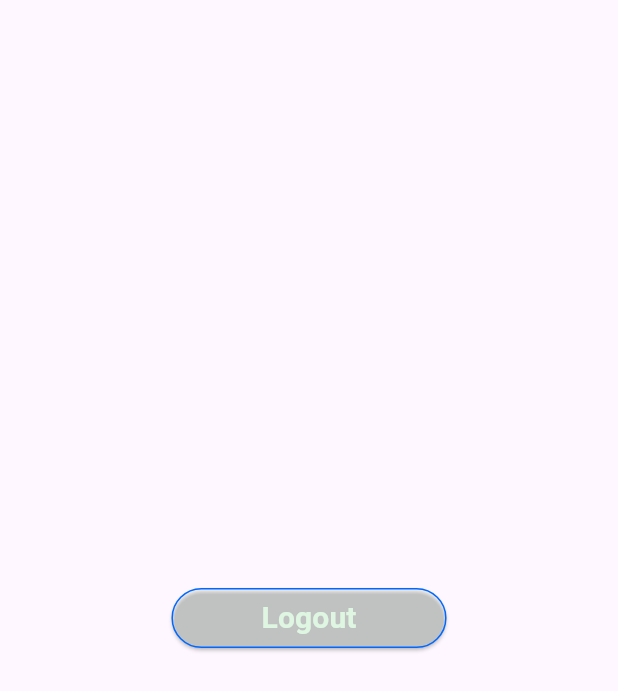
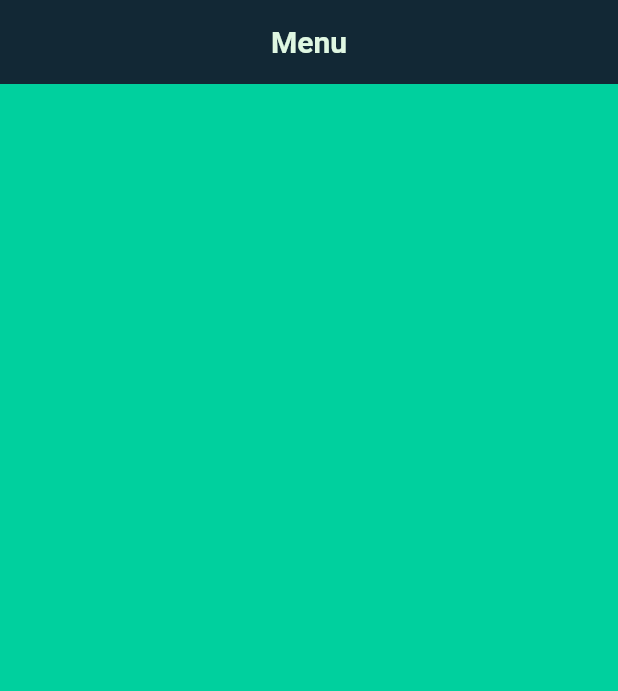
Before and after one commit to yousefmohamed35/resturant_task, a Flutter app: the MenuView screen opened by its route, on a phone screen of 412 x 824 dp. Shown: the top 691 px of the screen. Run offline on Flutter 3.47's test engine with Material 3 defaults, Android fonts, the phone set to English and light mode, and no system bars; our stand-ins replace cloud_firestore, firebase_auth, firebase_core, flutter_bloc, go_router; accounts and stored records are empty.

Commit message:
finish menu item list view builder and card menu item

```diff
--- a/lib/feature/menu/view/menu_view.dart
+++ b/lib/feature/menu/view/menu_view.dart
@@ -1,8 +1,9 @@
-import 'package:firebase_auth/firebase_auth.dart';
 import 'package:flutter/material.dart';
-import 'package:go_router/go_router.dart';
-import 'package:resturant_task/core/routes/routes.dart';
-import 'package:resturant_task/core/widgets/custom_button.dart';
+import 'package:flutter_bloc/flutter_bloc.dart';
+import 'package:resturant_task/core/theme/color_manager.dart';
+import 'package:resturant_task/feature/menu/manager/menu_cubit.dart';
+import '../../../core/theme/text_styles.dart';
+import 'widgets/menu_items_list_view_builder.dart';
 
 class MenuView extends StatelessWidget {
   const MenuView({super.key});
@@ -10,13 +11,27 @@ class MenuView extends StatelessWidget {
   @override
   Widget build(BuildContext context) {
     return Scaffold(
-      body: Center(
-        child: CustomButton(text: 'Logout',onPressed: ()async{
-          await FirebaseAuth.instance.signOut(
-
-          );
-          GoRouter.of(context).go(Routes.login);
-        },),
+      backgroundColor: ColorManager.primary,
+      appBar: AppBar(
+        title: Text(
+          'Menu',
+          style: TextStyles.title(color: ColorManager.lightGreen),
+        ),
+        elevation: 10,
+        backgroundColor: ColorManager.background,
+        centerTitle: true,
+      ),
+      body: BlocBuilder<MenuCubit, MenuState>(
+        builder: (context, state) {
+          if (state is MenuLoading) {
+            return const Center(child: CircularProgressIndicator());
+          } else if (state is MenuError) {
+            return Center(child: Text(state.message));
+          } else if (state is MenuSuccess) {
+            return MenuItemsListViewBuilder(menuItems: state.menuItems);
+          }
+          return const SizedBox.shrink();
+        },
       ),
     );
   }
--- /dev/null
+++ b/lib/feature/menu/view/widgets/menu_items_list_view_builder.dart
@@ -0,0 +1,18 @@
+import 'package:flutter/material.dart';
+import 'package:resturant_task/core/models/menu_items.dart';
+import 'menu_item_card.dart';
+
+class MenuItemsListViewBuilder extends StatelessWidget {
+  const MenuItemsListViewBuilder({super.key, required this.menuItems});
+  final List<MenuItems> menuItems;
+  @override
+  Widget build(BuildContext context) {
+    return ListView.builder(
+      itemCount: menuItems.length,
+      itemBuilder: (context, index) {
+        final menuItem = menuItems[index];
+        return MenuItemCard(menuItem: menuItem);
+      },
+    );
+  }
+}
--- a/lib/resturant_task.dart
+++ b/lib/resturant_task.dart
@@ -9,7 +9,7 @@ class ResturantTask extends StatelessWidget {
   @override
   Widget build(BuildContext context) {
     return BlocProvider(
-      create: (context) => MenuCubit(),
+      create: (context) => MenuCubit()..getMenu(),
       child: MaterialApp.router(
         debugShowCheckedModeBanner: false,
         routerConfig: AppRoutes.router,
```
Also changed, not shown: lib/feature/menu/view/widgets/menu_item_card.dart (added, +29 -0 lines), lib/feature/menu/view/widgets/menu_view_body.dart (added).
